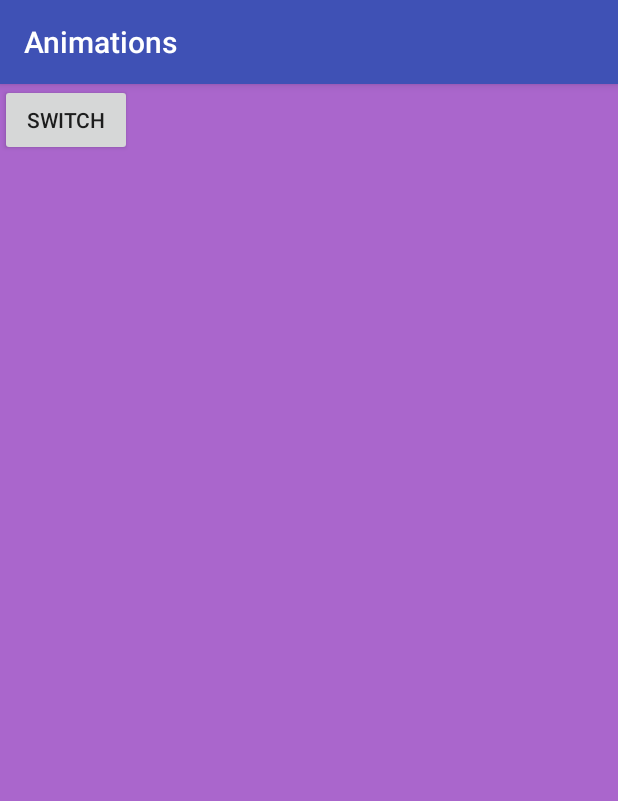
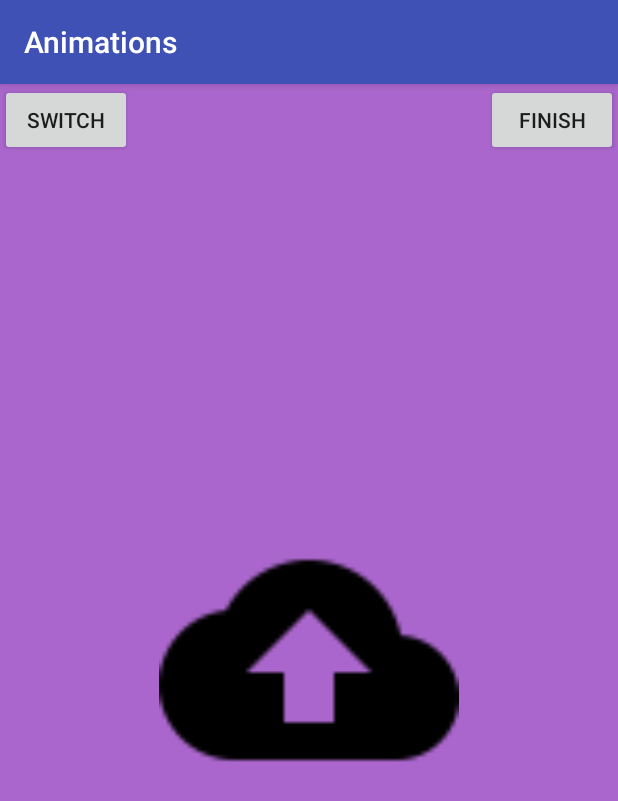
Before and after one commit to coding-blocks-archives/Android2017FallPitampura, an Android app: the screen it shows after launch (MainActivity), on a phone screen of 412 x 824 dp. Shown: the top 801 px of the screen. Run offline under Robolectric (Android 15) with nearby library versions, the phone set to English and light mode, and no system bars.

Commit message:
transition of shared elements
Signed-off-by: Arnav Gupta <arnav@codingblocks.com>

```diff
--- a/Lecture18/Animations/app/src/main/java/com/codingblocks/animations/MainActivity.java
+++ b/Lecture18/Animations/app/src/main/java/com/codingblocks/animations/MainActivity.java
@@ -4,14 +4,23 @@ import android.app.ActivityOptions;
 import android.content.Intent;
 import android.support.v7.app.AppCompatActivity;
 import android.os.Bundle;
+import android.transition.Explode;
+import android.transition.Slide;
+import android.view.Gravity;
 import android.view.View;
+import android.widget.ImageView;
 
 public class MainActivity extends AppCompatActivity {
+
+    ImageView imgBackup;
 
     @Override
     protected void onCreate(Bundle savedInstanceState) {
         super.onCreate(savedInstanceState);
         setContentView(R.layout.activity_main);
+        imgBackup = findViewById(R.id.imgBackup);
+
+
 
         findViewById(R.id.btnSwitch).setOnClickListener(new View.OnClickListener() {
             @Override
@@ -20,9 +29,22 @@ public class MainActivity extends AppCompatActivity {
                         MainActivity.this,
                         SecondActivity.class
                 );
-                startActivity(i,
-                        ActivityOptions.makeSceneTransitionAnimation(MainActivity.this).toBundle());
+                ActivityOptions transitionOptions =
+                        ActivityOptions.makeSceneTransitionAnimation(
+                                MainActivity.this, imgBackup, "backup");
+
+                startActivity(i, transitionOptions.toBundle());
+            }
+        });
+
+        findViewById(R.id.btnFinish).setOnClickListener(new View.OnClickListener() {
+            @Override
+            public void onClick(View v) {
+                finish();
+                overridePendingTransition(R.anim.slide_up, R.anim.slide_up);
+
             }
         });
     }
+
 }
--- a/Lecture18/Animations/app/src/main/java/com/codingblocks/animations/SecondActivity.java
+++ b/Lecture18/Animations/app/src/main/java/com/codingblocks/animations/SecondActivity.java
@@ -2,12 +2,16 @@ package com.codingblocks.animations;
 
 import android.support.v7.app.AppCompatActivity;
 import android.os.Bundle;
+import android.widget.ImageView;
 
 public class SecondActivity extends AppCompatActivity {
+    ImageView imgBackup;
 
     @Override
     protected void onCreate(Bundle savedInstanceState) {
         super.onCreate(savedInstanceState);
         setContentView(R.layout.activity_second);
+
+        imgBackup = findViewById(R.id.imgBackup);
     }
 }
--- /dev/null
+++ b/Lecture18/Animations/app/src/main/res/anim/slide_up.xml
@@ -0,0 +1,9 @@
+<?xml version="1.0" encoding="utf-8"?>
+<set xmlns:android="http://schemas.android.com/apk/res/android"
+    android:duration="1200">
+    <translate
+        android:fromXDelta="0"
+        android:fromYDelta="0"
+        android:toXDelta="0"
+        android:toYDelta="-100%"/>
+</set>
--- a/Lecture18/Animations/app/src/main/res/layout/activity_main.xml
+++ b/Lecture18/Animations/app/src/main/res/layout/activity_main.xml
@@ -12,5 +12,18 @@
         android:text="SWITCH"
         android:layout_width="wrap_content"
         android:layout_height="wrap_content" />
+    <Button
+        android:id="@+id/btnFinish"
+        android:text="FINISH"
+        android:layout_gravity="right"
+        android:layout_width="wrap_content"
+        android:layout_height="wrap_content" />
+    <ImageView
+        android:transitionName="backup"
+        android:src="@drawable/ic_backup"
+        android:id="@+id/imgBackup"
+        android:layout_gravity="center"
+        android:layout_width="200dp"
+        android:layout_height="200dp" />
 
 </FrameLayout>
--- a/Lecture18/Animations/app/src/main/res/layout/activity_second.xml
+++ b/Lecture18/Animations/app/src/main/res/layout/activity_second.xml
@@ -6,5 +6,10 @@
     android:layout_height="match_parent"
     android:background="@android:color/holo_orange_dark"
     tools:context="com.codingblocks.animations.SecondActivity">
-
+    <ImageView
+        android:transitionName="backup"
+        android:src="@drawable/ic_backup"
+        android:id="@+id/imgBackup"
+        android:layout_width="100dp"
+        android:layout_height="100dp" />
 </FrameLayout>
--- /dev/null
+++ b/Lecture18/Animations/app/src/main/res/transition/shared_image.xml
@@ -0,0 +1,7 @@
+<?xml version="1.0" encoding="utf-8"?>
+<transitionSet xmlns:android="http://schemas.android.com/apk/res/android">
+
+    <changeImageTransform
+        android:duration="300"
+        android:interpolator="@android:interpolator/bounce"/>
+</transitionSet>
--- a/Lecture18/Animations/app/src/main/res/values/styles.xml
+++ b/Lecture18/Animations/app/src/main/res/values/styles.xml
@@ -11,8 +11,15 @@
         <item name="android:windowActivityTransitions">true</item>
 
         <!-- specify enter and exit transitions -->
-        <item name="android:windowEnterTransition">@android:transition/slide_right</item>
-        <item name="android:windowExitTransition">@android:transition/slide_left</item>
+        <item name="android:windowEnterTransition">@android:transition/fade</item>
+        <item name="android:windowExitTransition">@android:transition/fade</item>
+
+        <item name="android:windowSharedElementEnterTransition">
+            @transition/shared_image
+        </item>
+        <item name="android:windowSharedElementExitTransition">
+            @transition/shared_image
+        </item>
 
 
     </style>
```
Also changed, not shown: Lecture18/Animations/app/src/main/res/drawable-hdpi/ic_backup.png (added), Lecture18/Animations/app/src/main/res/drawable-mdpi/ic_backup.png (added), Lecture18/Animations/app/src/main/res/drawable-xhdpi/ic_backup.png (added), Lecture18/Animations/app/src/main/res/drawable-xxhdpi/ic_backup.png (added), Lecture18/Animations/app/src/main/res/drawable-xxxhdpi/ic_backup.png (added).
